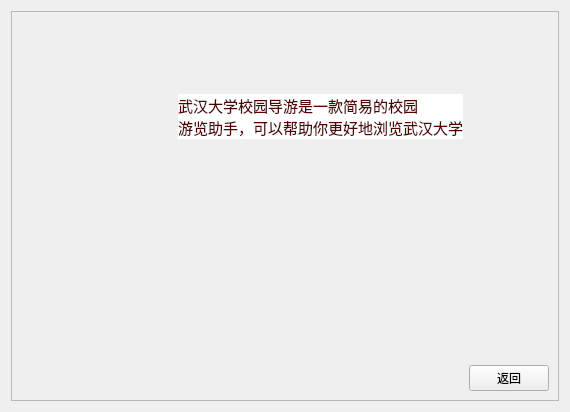
zhang252112914/school_guide-summer-, file campus_tour_guide_system/help_page.ui: the form before one commit.
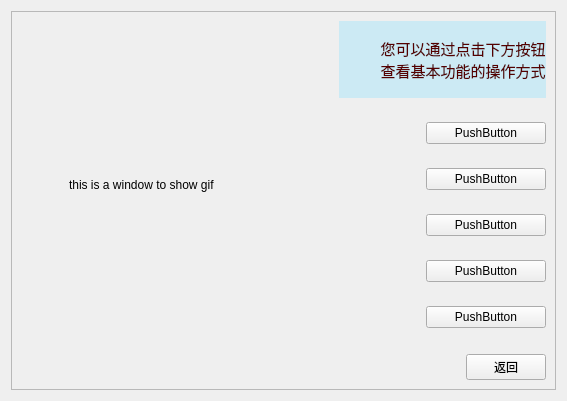
The form after the commit. Icons and pictures are not drawn.

Commit message: complete help page

What changed in the file:
```diff
--- a/campus_tour_guide_system/help_page.ui
+++ b/campus_tour_guide_system/help_page.ui
@@ -6,8 +6,8 @@
    <rect>
     <x>0</x>
     <y>0</y>
-    <width>570</width>
-    <height>412</height>
+    <width>567</width>
+    <height>401</height>
    </rect>
   </property>
   <property name="windowTitle">
@@ -28,7 +28,7 @@
       <enum>QFrame::Raised</enum>
      </property>
      <layout class="QGridLayout" name="gridLayout_2">
-      <item row="5" column="2">
+      <item row="4" column="5">
        <spacer name="horizontalSpacer">
         <property name="orientation">
          <enum>Qt::Horizontal</enum>
@@ -41,8 +41,8 @@
         </property>
        </spacer>
       </item>
-      <item row="1" column="0">
-       <spacer name="horizontalSpacer_2">
+      <item row="4" column="6" colspan="2">
+       <spacer name="horizontalSpacer_6">
         <property name="orientation">
          <enum>Qt::Horizontal</enum>
         </property>
@@ -54,21 +54,50 @@
         </property>
        </spacer>
       </item>
+      <item row="4" column="4">
+       <spacer name="horizontalSpacer_5">
+        <property name="orientation">
+         <enum>Qt::Horizontal</enum>
+        </property>
+        <property name="sizeHint" stdset="0">
+         <size>
+          <width>40</width>
+          <height>20</height>
+         </size>
+        </property>
+       </spacer>
+      </item>
+      <item row="4" column="9">
+       <layout class="QHBoxLayout" name="horizontalLayout">
+        <item>
+         <spacer name="horizontalSpacer_2">
+          <property name="orientation">
+           <enum>Qt::Horizontal</enum>
+          </property>
+          <property name="sizeHint" stdset="0">
+           <size>
+            <width>40</width>
+            <height>20</height>
+           </size>
+          </property>
+         </spacer>
+        </item>
+        <item>
+         <widget class="QPushButton" name="return_button">
+          <property name="styleSheet">
+           <string notr="true">#frame{
+border-image: url(:/R-C.jpg);
+}</string>
+          </property>
+          <property name="text">
+           <string>返回</string>
+          </property>
+         </widget>
+        </item>
+       </layout>
+      </item>
       <item row="4" column="2">
-       <spacer name="verticalSpacer_2">
-        <property name="orientation">
-         <enum>Qt::Vertical</enum>
-        </property>
-        <property name="sizeHint" stdset="0">
-         <size>
-          <width>20</width>
-          <height>40</height>
-         </size>
-        </property>
-       </spacer>
-      </item>
-      <item row="1" column="1">
-       <spacer name="horizontalSpacer_3">
+       <spacer name="horizontalSpacer_4">
         <property name="orientation">
          <enum>Qt::Horizontal</enum>
         </property>
@@ -80,33 +109,7 @@
         </property>
        </spacer>
       </item>
-      <item row="3" column="2">
-       <spacer name="verticalSpacer_4">
-        <property name="orientation">
-         <enum>Qt::Vertical</enum>
-        </property>
-        <property name="sizeHint" stdset="0">
-         <size>
-          <width>20</width>
-          <height>40</height>
-         </size>
-        </property>
-       </spacer>
-      </item>
-      <item row="0" column="2">
-       <spacer name="verticalSpacer">
-        <property name="orientation">
-         <enum>Qt::Vertical</enum>
-        </property>
-        <property name="sizeHint" stdset="0">
-         <size>
-          <width>20</width>
-          <height>40</height>
-         </size>
-        </property>
-       </spacer>
-      </item>
-      <item row="1" column="2">
+      <item row="0" column="8" colspan="2">
        <widget class="QLabel" name="label">
         <property name="palette">
          <palette>
@@ -123,27 +126,27 @@
            <colorrole role="Button">
             <brush brushstyle="SolidPattern">
              <color alpha="255">
-              <red>255</red>
-              <green>255</green>
-              <blue>255</blue>
+              <red>204</red>
+              <green>234</green>
+              <blue>244</blue>
              </color>
             </brush>
            </colorrole>
            <colorrole role="Base">
             <brush brushstyle="SolidPattern">
              <color alpha="255">
-              <red>255</red>
-              <green>255</green>
-              <blue>255</blue>
+              <red>204</red>
+              <green>234</green>
+              <blue>244</blue>
              </color>
             </brush>
            </colorrole>
            <colorrole role="Window">
             <brush brushstyle="SolidPattern">
              <color alpha="255">
-              <red>255</red>
-              <green>255</green>
-              <blue>255</blue>
+              <red>204</red>
+              <green>234</green>
+              <blue>244</blue>
              </color>
             </brush>
            </colorrole>
@@ -161,27 +164,27 @@
            <colorrole role="Button">
             <brush brushstyle="SolidPattern">
              <color alpha="255">
-              <red>255</red>
-              <green>255</green>
-              <blue>255</blue>
+              <red>204</red>
+              <green>234</green>
+              <blue>244</blue>
              </color>
             </brush>
            </colorrole>
            <colorrole role="Base">
             <brush brushstyle="SolidPattern">
              <color alpha="255">
-              <red>255</red>
-              <green>255</green>
-              <blue>255</blue>
+              <red>204</red>
+              <green>234</green>
+              <blue>244</blue>
              </color>
             </brush>
            </colorrole>
            <colorrole role="Window">
             <brush brushstyle="SolidPattern">
              <color alpha="255">
-              <red>255</red>
-              <green>255</green>
-              <blue>255</blue>
+              <red>204</red>
+              <green>234</green>
+              <blue>244</blue>
              </color>
             </brush>
            </colorrole>
@@ -190,27 +193,27 @@
            <colorrole role="Button">
             <brush brushstyle="SolidPattern">
              <color alpha="255">
-              <red>255</red>
-              <green>255</green>
-              <blue>255</blue>
+              <red>204</red>
+              <green>234</green>
+              <blue>244</blue>
              </color>
             </brush>
            </colorrole>
            <colorrole role="Base">
             <brush brushstyle="SolidPattern">
              <color alpha="255">
-              <red>255</red>
-              <green>255</green>
-              <blue>255</blue>
+              <red>204</red>
+              <green>234</green>
+              <blue>244</blue>
              </color>
             </brush>
            </colorrole>
            <colorrole role="Window">
             <brush brushstyle="SolidPattern">
              <color alpha="255">
-              <red>255</red>
-              <green>255</green>
-              <blue>255</blue>
+              <red>204</red>
+              <green>234</green>
+              <blue>244</blue>
              </color>
             </brush>
            </colorrole>
@@ -223,39 +226,95 @@
          </font>
         </property>
         <property name="styleSheet">
-         <string notr="true">background-color: rgb(255, 255, 255);</string>
+         <string notr="true">background-color: rgb(204, 234, 244);</string>
         </property>
         <property name="text">
-         <string>武汉大学校园导游是一款简易的校园
-游览助手，可以帮助你更好地浏览武汉大学</string>
+         <string>          您可以通过点击下方按钮
+          查看基本功能的操作方式</string>
         </property>
        </widget>
       </item>
-      <item row="5" column="3">
+      <item row="4" column="1">
+       <spacer name="horizontalSpacer_3">
+        <property name="orientation">
+         <enum>Qt::Horizontal</enum>
+        </property>
+        <property name="sizeHint" stdset="0">
+         <size>
+          <width>40</width>
+          <height>20</height>
+         </size>
+        </property>
+       </spacer>
+      </item>
+      <item row="4" column="8">
+       <spacer name="horizontalSpacer_7">
+        <property name="orientation">
+         <enum>Qt::Horizontal</enum>
+        </property>
+        <property name="sizeHint" stdset="0">
+         <size>
+          <width>40</width>
+          <height>20</height>
+         </size>
+        </property>
+       </spacer>
+      </item>
+      <item row="0" column="1" rowspan="4" colspan="7">
+       <widget class="QLabel" name="gif_show_label">
+        <property name="text">
+         <string>this is a window to show gif</string>
+        </property>
+       </widget>
+      </item>
+      <item row="1" column="9" rowspan="3">
        <layout class="QVBoxLayout" name="verticalLayout">
         <item>
-         <widget class="QPushButton" name="return_button">
-          <property name="styleSheet">
-           <string notr="true">#frame{
-border-image: url(:/R-C.jpg);
-}</string>
+         <widget class="QPushButton" name="func_show1">
+          <property name="text">
+           <string>PushButton</string>
           </property>
+         </widget>
+        </item>
+        <item>
+         <widget class="QPushButton" name="func_show2">
           <property name="text">
-           <string>返回</string>
+           <string>PushButton</string>
+          </property>
+         </widget>
+        </item>
+        <item>
+         <widget class="QPushButton" name="func_show4">
+          <property name="text">
+           <string>PushButton</string>
+          </property>
+         </widget>
+        </item>
+        <item>
+         <widget class="QPushButton" name="func_show3">
+          <property name="text">
+           <string>PushButton</string>
+          </property>
+         </widget>
+        </item>
+        <item>
+         <widget class="QPushButton" name="func_show5">
+          <property name="text">
+           <string>PushButton</string>
           </property>
          </widget>
         </item>
        </layout>
       </item>
-      <item row="2" column="2">
-       <spacer name="verticalSpacer_3">
+      <item row="0" column="0">
+       <spacer name="horizontalSpacer_8">
         <property name="orientation">
-         <enum>Qt::Vertical</enum>
+         <enum>Qt::Horizontal</enum>
         </property>
         <property name="sizeHint" stdset="0">
          <size>
-          <width>20</width>
-          <height>40</height>
+          <width>40</width>
+          <height>20</height>
          </size>
         </property>
        </spacer>
```
The commit also changes 6 other files.
